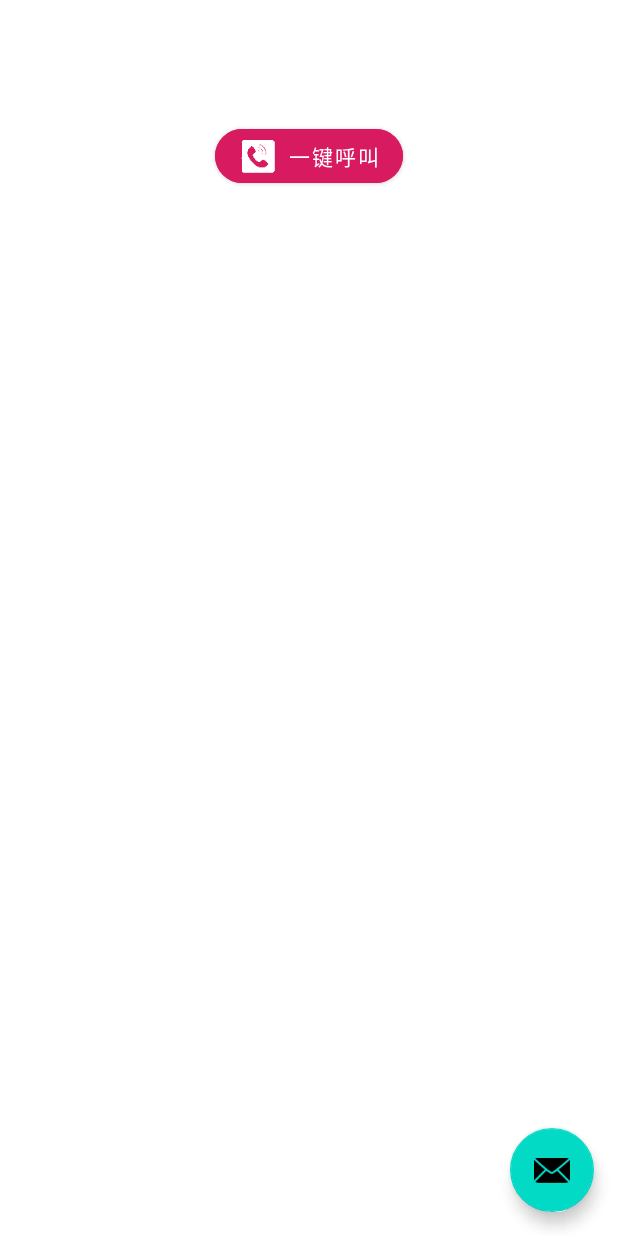
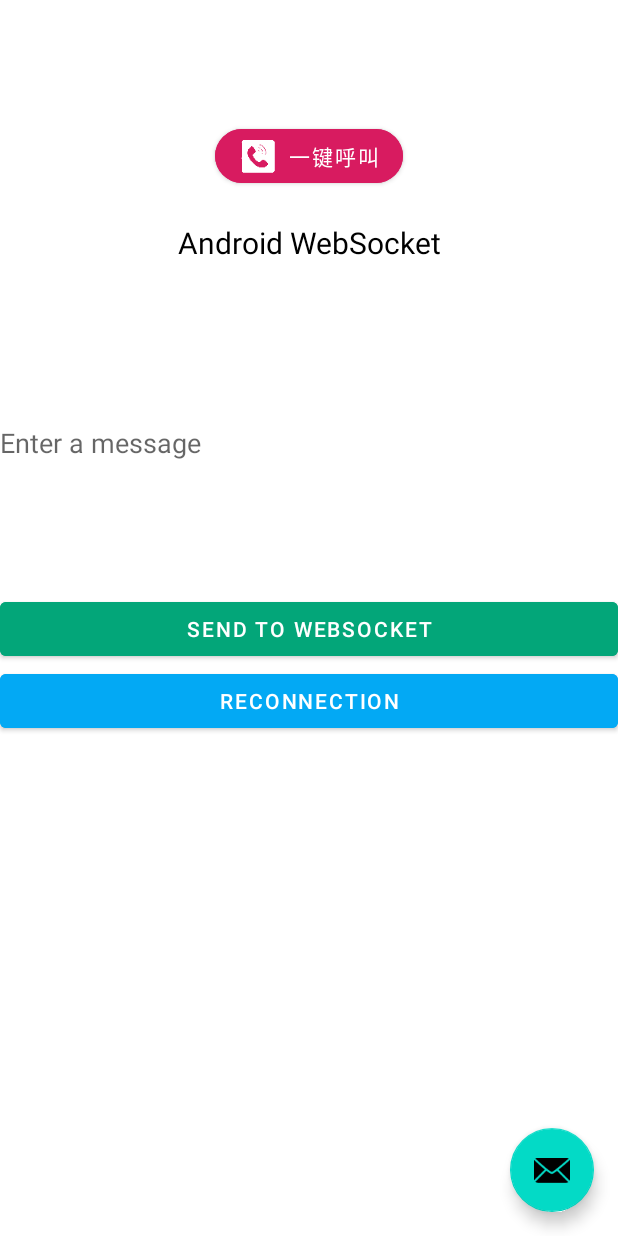
Before and after one commit to AbrahamTemple/O-Life, an Android app: the EmergencyActivity screen opened directly, with no data from a screen before it, on a phone screen of 412 x 824 dp. Run offline under Robolectric (Android 15) with nearby library versions, the phone set to English and light mode, and no system bars; our stand-ins replace ButterKnife, EventBus; libraries missing offline, so code that uses them is left out: com.alibaba.android, org.java_websocket.client, org.java_websocket.handshake.

Commit message:
完善了Websocket聊天的功能

```diff
--- a/project/app/src/main/AndroidManifest.xml
+++ b/project/app/src/main/AndroidManifest.xml
@@ -16,10 +16,14 @@
         android:supportsRtl="true"
         android:theme="@style/AppTheme"
         tools:ignore="GoogleAppIndexingWarning">
+        <service
+            android:name=".service.WsService"
+            android:exported="false" />
+
         <activity
             android:name=".ui.EmergencyActivity"
             android:launchMode="singleInstance"
-            android:theme="@style/AppTheme.NoActionBar"/>
+            android:theme="@style/AppTheme.NoActionBar" />
 
         <service
             android:name=".service.AmqpService"
--- a/project/app/src/main/java/com/example/myapplication/app/MyApplication.java
+++ b/project/app/src/main/java/com/example/myapplication/app/MyApplication.java
@@ -2,6 +2,7 @@ package com.example.myapplication.app;
 
 import android.app.Activity;
 import android.app.Application;
+import android.content.Context;
 
 import com.alibaba.android.arouter.launcher.ARouter;
 
@@ -79,4 +80,5 @@ public class MyApplication extends Application {
             e.printStackTrace();
         }
     }
+
 }
--- a/project/app/src/main/java/com/example/myapplication/service/WsService.java
+++ b/project/app/src/main/java/com/example/myapplication/service/WsService.java
@@ -7,6 +7,7 @@ import android.util.Log;
 
 import com.example.myapplication.util.GsonUtils;
 
+import org.greenrobot.eventbus.EventBus;
 import org.java_websocket.client.WebSocketClient;
 import org.java_websocket.handshake.ServerHandshake;
 
@@ -98,6 +99,7 @@ public class WsService extends IntentService {
             public void onMessage(String message) {
                 Log.d(TAG, "收到消息");
                 Log.d(TAG,"消息内容为："+message);
+                EventBus.getDefault().post(message);
             }
 
             @Override
--- a/project/app/src/main/java/com/example/myapplication/ui/ViewActivity.java
+++ b/project/app/src/main/java/com/example/myapplication/ui/ViewActivity.java
@@ -8,6 +8,7 @@ import android.net.Uri;
 import android.os.Bundle;
 import android.util.Log;
 import android.view.View;
+import android.widget.Button;
 import android.widget.EditText;
 import android.widget.LinearLayout;
 import android.widget.TextView;
--- a/project/app/src/main/res/layout/activity_emergency.xml
+++ b/project/app/src/main/res/layout/activity_emergency.xml
@@ -25,6 +25,56 @@
         android:layout_centerHorizontal="true">
     </com.google.android.material.button.MaterialButton>
 
+    <TextView
+        android:id="@+id/title_d"
+        android:layout_width="200dp"
+        android:layout_height="wrap_content"
+        android:layout_below="@+id/call_btn"
+        android:textColor="#000000"
+        android:text="Android WebSocket"
+        android:textSize="20dp"
+        android:gravity="center"
+        android:layout_marginTop="20dp"
+        android:layout_centerHorizontal="true"/>
+
+    <EditText
+        android:id="@+id/message_text"
+        android:layout_height="200dp"
+        android:layout_width="fill_parent"
+        android:background="#ffffff"
+        android:hint="Enter a message"
+        android:layout_below="@+id/title_d"
+        android:layout_marginTop="20dp"/>
+
+    <Button
+        android:id="@+id/publish_btn"
+        android:layout_width="match_parent"
+        android:layout_height="wrap_content"
+        android:backgroundTint="@color/eggplant"
+        android:layout_below="@+id/message_text"
+        android:text="Send To Websocket" />
+
+    <Button
+        android:id="@+id/restart_btn"
+        android:layout_width="match_parent"
+        android:layout_height="wrap_content"
+        android:backgroundTint="@color/colorControlActivated"
+        android:layout_below="@+id/publish_btn"
+        android:text="Reconnection" />
+
+    <ScrollView
+        android:layout_width="300dp"
+        android:layout_height="150dp"
+        android:layout_centerHorizontal="true"
+        android:layout_below="@+id/restart_btn">
+        <LinearLayout
+            android:id="@+id/linear_container"
+            android:orientation="vertical"
+            android:layout_width="match_parent"
+            android:layout_height="wrap_content">
+        </LinearLayout>
+    </ScrollView>
+
     <com.google.android.material.floatingactionbutton.FloatingActionButton
         android:id="@+id/fab"
         android:layout_width="wrap_content"
```
Also changed, not shown: project/app/src/main/java/com/example/myapplication/ui/EmergencyActivity.java (+28 -14 lines).
